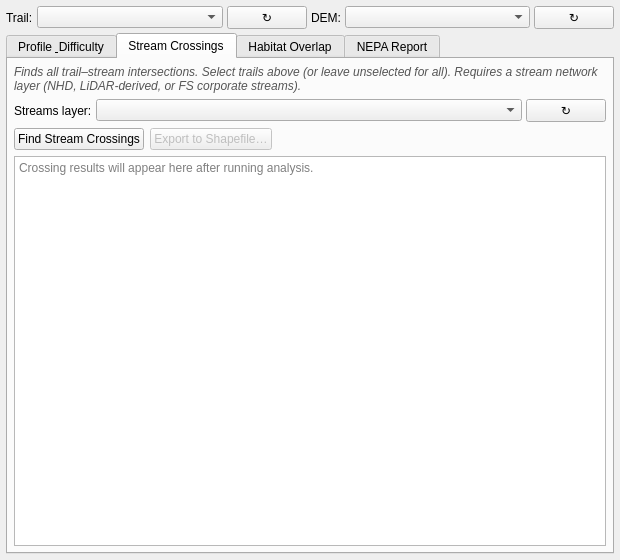
Before: the Qt Designer form MTBDesignToolsNEPA_dockwidget_base.ui in casey205/MTBDesignTools_NEPA, drawn with Qt 5.
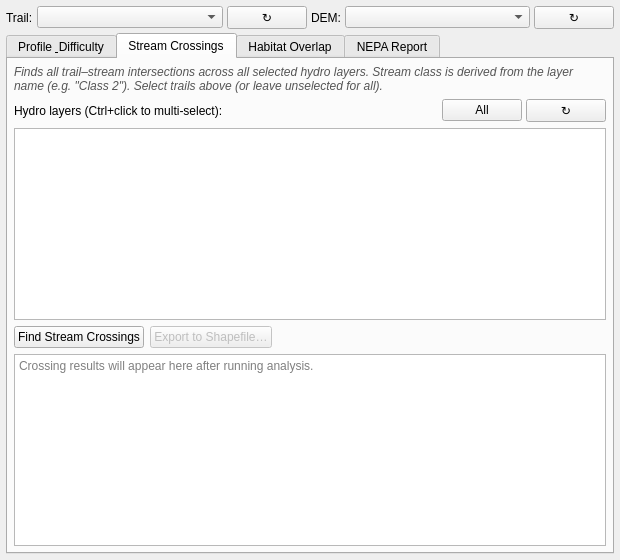
After: the same form once the commit is applied. The open tabs and pages were chosen to show the change.

Commit message: Stream Crossings: multi-layer hydro, per-trail summary, auto map layer, fish-bearing flag

Diff of the .ui file:
```diff
--- a/MTBDesignToolsNEPA_dockwidget_base.ui
+++ b/MTBDesignToolsNEPA_dockwidget_base.ui
@@ -340,7 +340,7 @@
         <item>
          <widget class="QLabel" name="crossingsInfoLabel">
           <property name="text">
-           <string>Finds all trail–stream intersections. Select trails above (or leave unselected for all). Requires a stream network layer (NHD, LiDAR-derived, or FS corporate streams).</string>
+           <string>Finds all trail–stream intersections across all selected hydro layers. Stream class is derived from the layer name (e.g. "Class 2"). Select trails above (or leave unselected for all).</string>
           </property>
           <property name="wordWrap">
            <bool>true</bool>
@@ -360,17 +360,30 @@
           <item>
            <widget class="QLabel" name="streamsLabel">
             <property name="text">
-             <string>Streams layer:</string>
+             <string>Hydro layers (Ctrl+click to multi-select):</string>
             </property>
            </widget>
           </item>
           <item>
-           <widget class="QComboBox" name="streamsDropdown">
-            <property name="sizePolicy">
-             <sizepolicy hsizetype="Expanding" vsizetype="Fixed">
-              <horstretch>1</horstretch>
-              <verstretch>0</verstretch>
-             </sizepolicy>
+           <spacer name="streamsHeaderStretch">
+            <property name="orientation">
+             <enum>Qt::Horizontal</enum>
+            </property>
+            <property name="sizeType">
+             <enum>QSizePolicy::Expanding</enum>
+            </property>
+            <property name="sizeHint" stdset="0">
+             <size>
+              <width>0</width>
+              <height>0</height>
+             </size>
+            </property>
+           </spacer>
+          </item>
+          <item>
+           <widget class="QPushButton" name="selectAllStreamsButton">
+            <property name="text">
+             <string>All</string>
             </property>
             <property name="toolTip">
              <string>Select the stream network layer to intersect with the trail alignment</string>
@@ -396,7 +409,25 @@
          </layout>
         </item>
 
-        <!-- Run button -->
+        <!-- Multi-select hydro layers list -->
+        <item>
+         <widget class="QListWidget" name="streamsListWidget">
+          <property name="maximumHeight">
+           <number>120</number>
+          </property>
+          <property name="minimumHeight">
+           <number>60</number>
+          </property>
+          <property name="selectionMode">
+           <enum>QAbstractItemView::ExtendedSelection</enum>
+          </property>
+          <property name="toolTip">
+           <string>Select one or more hydro layers. Stream class will be inferred from layer name (e.g. "Class 2", "Class_3").</string>
+          </property>
+         </widget>
+        </item>
+
+        <!-- Action buttons row -->
         <item>
          <layout class="QHBoxLayout" name="crossingsActionRow">
           <item>
```
Left out of the diff: 16 changed lines with no effect on the pictures. The commit also changes 1 other file.
